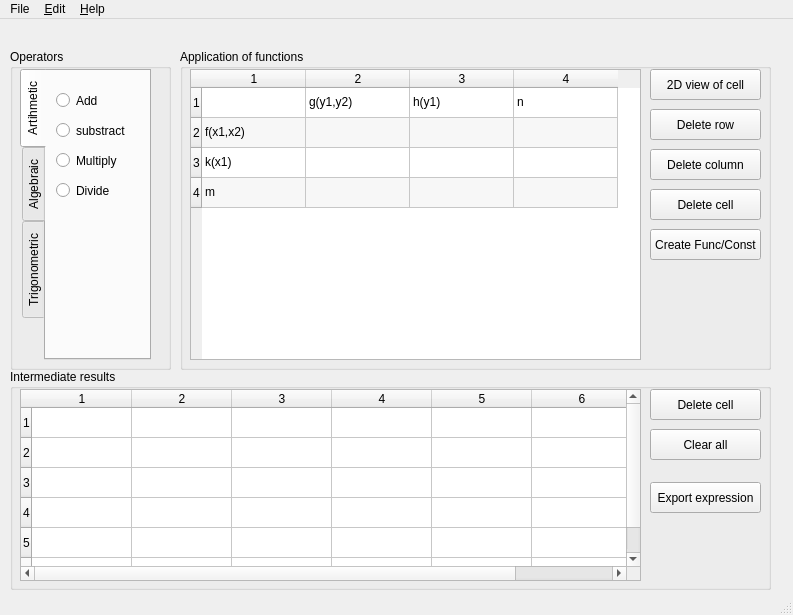
Molingejr/operator_expression_generator, file window.ui: the form before one commit.
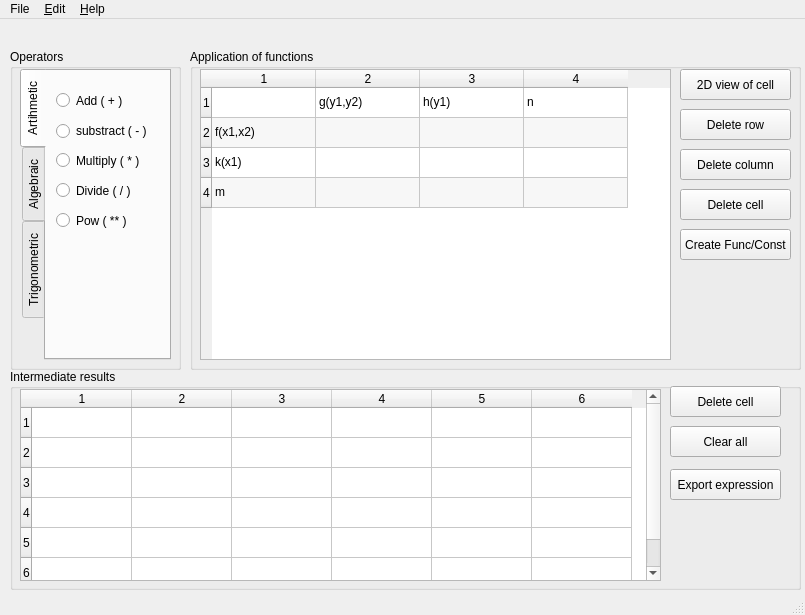
The form after the commit. Icons and pictures are not drawn.

```diff
--- a/window.ui
+++ b/window.ui
@@ -6,10 +6,16 @@
    <rect>
     <x>0</x>
     <y>0</y>
-    <width>793</width>
+    <width>805</width>
     <height>615</height>
    </rect>
   </property>
+  <property name="minimumSize">
+   <size>
+    <width>805</width>
+    <height>610</height>
+   </size>
+  </property>
   <property name="windowTitle">
    <string>MainWindow</string>
   </property>
@@ -19,7 +25,7 @@
      <rect>
       <x>10</x>
       <y>30</y>
-      <width>161</width>
+      <width>171</width>
       <height>321</height>
      </rect>
     </property>
@@ -31,7 +37,7 @@
       <rect>
        <x>10</x>
        <y>20</y>
-       <width>131</width>
+       <width>151</width>
        <height>291</height>
       </rect>
      </property>
@@ -53,12 +59,12 @@
         <rect>
          <x>10</x>
          <y>20</y>
-         <width>61</width>
+         <width>71</width>
          <height>19</height>
         </rect>
        </property>
        <property name="text">
-        <string>Add</string>
+        <string>Add ( + )</string>
        </property>
       </widget>
       <widget class="QRadioButton" name="radioButton_substract">
@@ -66,12 +72,12 @@
         <rect>
          <x>10</x>
          <y>50</y>
-         <width>81</width>
-         <height>19</height>
+         <width>101</width>
+         <height>20</height>
         </rect>
        </property>
        <property name="text">
-        <string>substract</string>
+        <string>substract ( - )</string>
        </property>
       </widget>
       <widget class="QRadioButton" name="radioButton_multiply">
@@ -79,12 +85,12 @@
         <rect>
          <x>10</x>
          <y>80</y>
-         <width>71</width>
+         <width>91</width>
          <height>19</height>
         </rect>
        </property>
        <property name="text">
-        <string>Multiply</string>
+        <string>Multiply ( * )</string>
        </property>
       </widget>
       <widget class="QRadioButton" name="radioButton_divide">
@@ -92,12 +98,25 @@
         <rect>
          <x>10</x>
          <y>110</y>
-         <width>61</width>
+         <width>81</width>
          <height>19</height>
         </rect>
        </property>
        <property name="text">
-        <string>Divide</string>
+        <string>Divide ( / )</string>
+       </property>
+      </widget>
+      <widget class="QRadioButton" name="radioButton_pow">
+       <property name="geometry">
+        <rect>
+         <x>10</x>
+         <y>140</y>
+         <width>111</width>
+         <height>19</height>
+        </rect>
+       </property>
+       <property name="text">
+        <string>Pow ( ** )</string>
        </property>
       </widget>
      </widget>
@@ -181,9 +200,9 @@
    <widget class="QGroupBox" name="groupBox_appfunc">
     <property name="geometry">
      <rect>
-      <x>180</x>
+      <x>190</x>
       <y>30</y>
-      <width>591</width>
+      <width>611</width>
       <height>321</height>
      </rect>
     </property>
@@ -195,7 +214,7 @@
       <rect>
        <x>10</x>
        <y>20</y>
-       <width>451</width>
+       <width>471</width>
        <height>291</height>
       </rect>
      </property>
@@ -287,7 +306,7 @@
     <widget class="QPushButton" name="pushButton_delete_row">
      <property name="geometry">
       <rect>
-       <x>470</x>
+       <x>490</x>
        <y>60</y>
        <width>111</width>
        <height>31</height>
@@ -306,7 +325,7 @@
     <widget class="QPushButton" name="pushButton_delete_column">
      <property name="geometry">
       <rect>
-       <x>470</x>
+       <x>490</x>
        <y>100</y>
        <width>111</width>
        <height>31</height>
@@ -325,7 +344,7 @@
     <widget class="QPushButton" name="pushButton_delete_cell">
      <property name="geometry">
       <rect>
-       <x>470</x>
+       <x>490</x>
        <y>140</y>
        <width>111</width>
        <height>31</height>
@@ -341,7 +360,7 @@
     <widget class="QPushButton" name="pushButton_create">
      <property name="geometry">
       <rect>
-       <x>470</x>
+       <x>490</x>
        <y>180</y>
        <width>111</width>
        <height>31</height>
@@ -354,7 +373,7 @@
     <widget class="QPushButton" name="pushButton_2d">
      <property name="geometry">
       <rect>
-       <x>470</x>
+       <x>490</x>
        <y>20</y>
        <width>111</width>
        <height>31</height>
@@ -373,7 +392,7 @@
      <rect>
       <x>10</x>
       <y>350</y>
-      <width>761</width>
+      <width>791</width>
       <height>221</height>
      </rect>
     </property>
@@ -385,7 +404,7 @@
       <rect>
        <x>10</x>
        <y>20</y>
-       <width>621</width>
+       <width>641</width>
        <height>192</height>
       </rect>
      </property>
@@ -420,8 +439,8 @@
     <widget class="QPushButton" name="pushButton_del_inter_cell">
      <property name="geometry">
       <rect>
-       <x>640</x>
-       <y>20</y>
+       <x>660</x>
+       <y>17</y>
        <width>111</width>
        <height>31</height>
       </rect>
@@ -433,8 +452,8 @@
     <widget class="QPushButton" name="pushButton_clear_inter_cell">
      <property name="geometry">
       <rect>
-       <x>640</x>
-       <y>60</y>
+       <x>660</x>
+       <y>57</y>
        <width>111</width>
        <height>31</height>
       </rect>
@@ -446,8 +465,8 @@
     <widget class="QPushButton" name="pushButton_export_exp">
      <property name="geometry">
       <rect>
-       <x>640</x>
-       <y>113</y>
+       <x>660</x>
+       <y>100</y>
        <width>111</width>
        <height>31</height>
       </rect>
@@ -463,7 +482,7 @@
     <rect>
      <x>0</x>
      <y>0</y>
-     <width>793</width>
+     <width>805</width>
      <height>19</height>
     </rect>
    </property>
```
Left out of the diff: 20 changed lines with no effect on the pictures.
